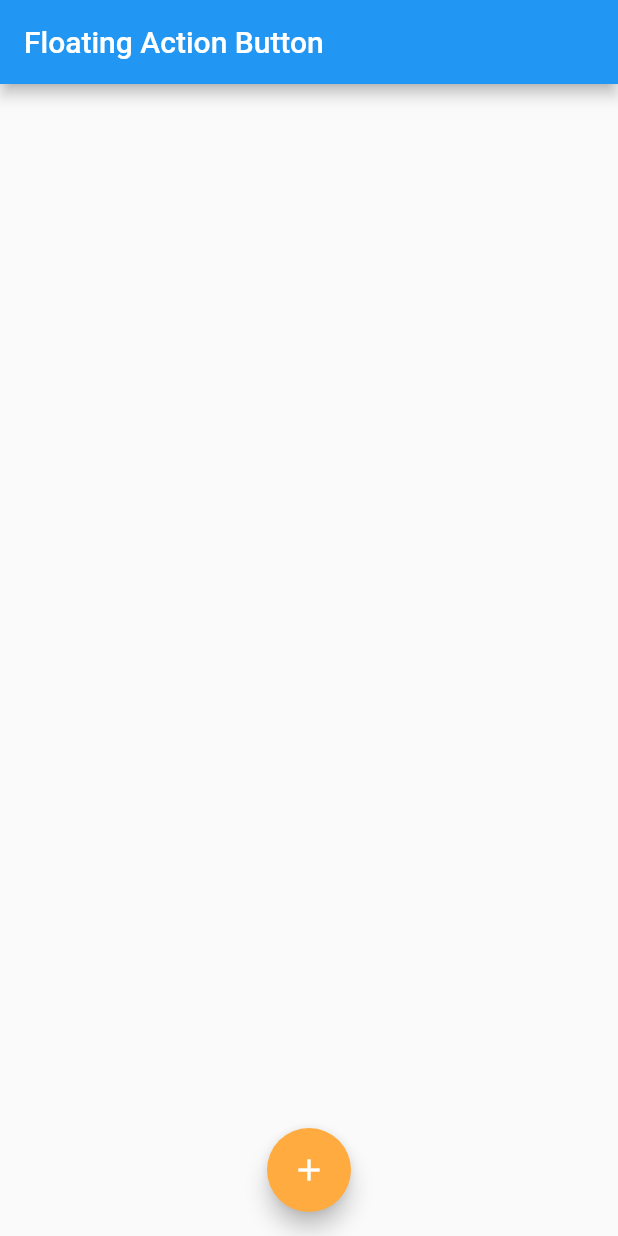
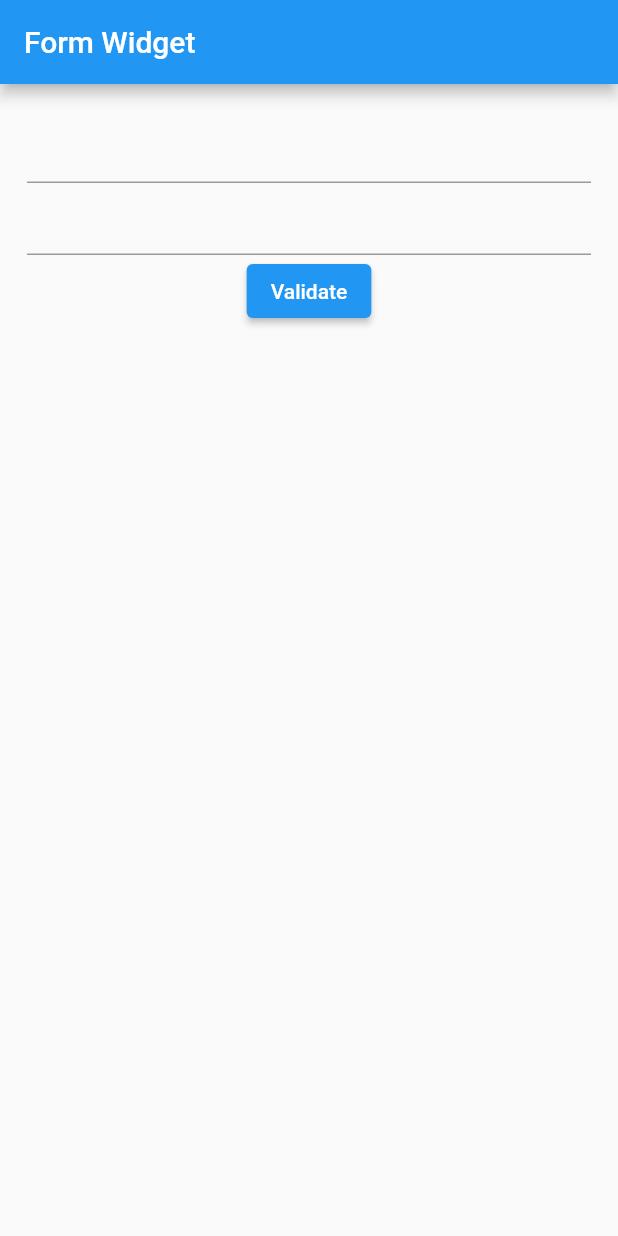
Before and after one commit to mdminhaziftekhar/Flutter-Widget-learning, a Flutter app: the screen it shows after launch, on a phone screen of 412 x 824 dp. Run offline on Flutter 3.47's test engine with Material 2 defaults, Android fonts, the phone set to English and light mode, and no system bars.

Commit message:
Form Widget

```diff
--- a/lib/main.dart
+++ b/lib/main.dart
@@ -9,6 +9,7 @@ import 'package:flutter_learning/screens/dismissable.dart';
 import 'package:flutter_learning/screens/expanded.dart';
 import 'package:flutter_learning/screens/flexible.dart';
 import 'package:flutter_learning/screens/floatingbutton.dart';
+import 'package:flutter_learning/screens/form.dart';
 import 'package:flutter_learning/screens/popupmenu.dart';
 import 'package:flutter_learning/screens/table.dart';
 import 'package:flutter_learning/screens/timepicker.dart';
@@ -43,6 +44,6 @@ class MyWidget extends StatefulWidget {
 class _MyWidgetState extends State<MyWidget> {
   @override
   Widget build(BuildContext context) {
-    return FloatingActionButtonScreen();
+    return FormScreen();
   }
 }
--- /dev/null
+++ b/lib/screens/form.dart
@@ -0,0 +1,59 @@
+import 'package:flutter/material.dart';
+
+final _formKey = GlobalKey<FormState>();
+
+class FormScreen extends StatefulWidget {
+  const FormScreen({super.key});
+
+  @override
+  State<FormScreen> createState() => _FormScreenState();
+}
+
+class _FormScreenState extends State<FormScreen> {
+  @override
+  Widget build(BuildContext context) {
+    return Scaffold(
+      appBar: AppBar(
+        title: Text('Form Widget'),
+      ),
+      body: Padding(
+        padding: const EdgeInsets.all(18.0),
+        child: Form(
+          key: _formKey,
+          child: Column(
+            children: [
+              TextFormField(
+                validator: (value) {
+                  if (value == null || value.isEmpty) {
+                    return 'Enter Something';
+                  }
+                  return null;
+                },
+              ),
+              TextFormField(
+                validator: (value) {
+                  if (value == null || value.isEmpty) {
+                    return 'Enter Something';
+                  }
+                  return null;
+                },
+              ),
+              ElevatedButton(
+                onPressed: () {
+                  if (_formKey.currentState!.validate()) {
+                    ScaffoldMessenger.of(context).showSnackBar(
+                      const SnackBar(
+                        content: const Text('Great!'),
+                      ),
+                    );
+                  }
+                },
+                child: const Text('Validate'),
+              ),
+            ],
+          ),
+        ),
+      ),
+    );
+  }
+}
```
